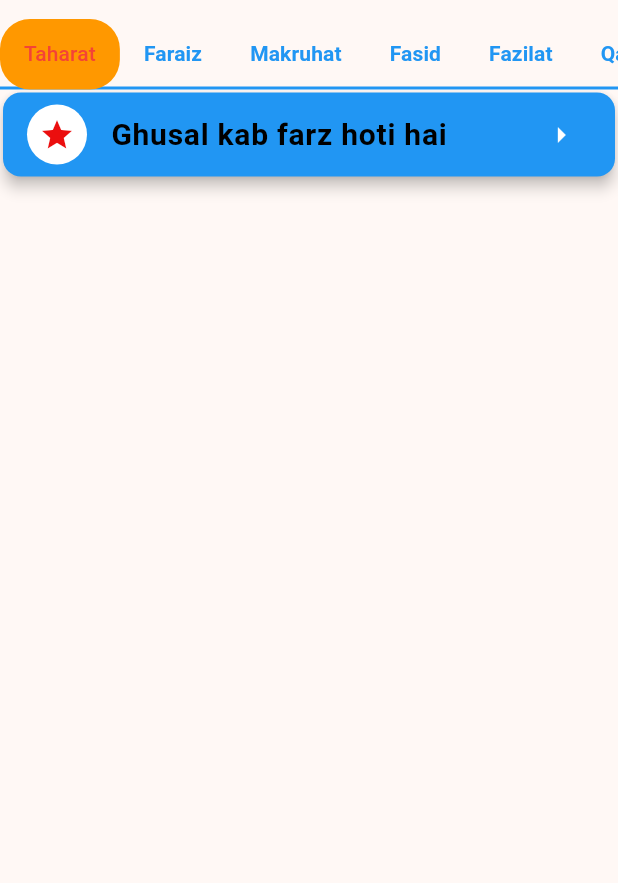
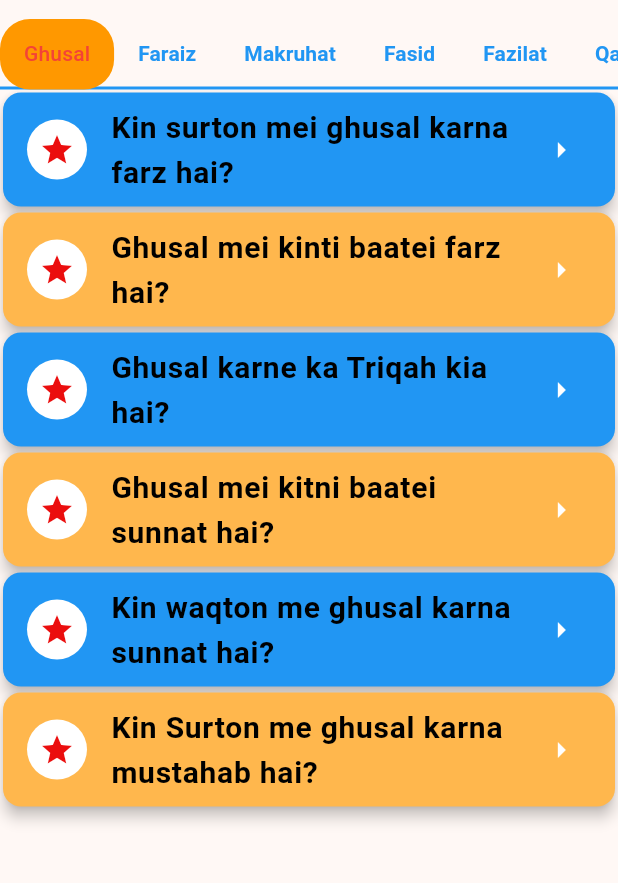
Before and after one commit to shossain786/tasbih, a Flutter app: the NamaazScreen screen opened by its route, on a phone screen of 412 x 824 dp, the part 65-948 px from its top. Run offline on Flutter 3.47's test engine with Material 3 defaults, Android fonts, the light colour scheme and no system bars; our stand-ins replace shared_preferences; missing offline and left inert: flutter_islamic_icons, flutter_vibrate; accounts and stored records are empty.

Commit message:
json updated

```diff
--- a/assets/json_files/namaaz.json
+++ b/assets/json_files/namaaz.json
@@ -1,11 +1,42 @@
 {
     "items" :[
         {
-            "topic": "Taharat",
-            "sawal": "Ghusal kab farz hoti hai",
-            "jawab": "Jawab1",
-            "hawala": "hawala"
-        }, {
+            "topic": "Ghusal",
+            "sawal": "Kin surton mei ghusal karna farz hai?",
+            "jawab": "\t1. Mani ka apni jagah se shohobat ke sath juda ho kar aaza(sharm gah) se nikalna. \n\t2. Ehtelaam \n\t3. Hashfah yaani sar zakar(sharam gah) ka aurat ke aage ya piche ya mard ke piche dakhil hona dono par ghusal farz karta hai. \n\t4. Haiz se faarig hona. \n\t5. Nifaas ka khatam hona.",
+            "hawala": "انوار شريعت"
+        },
+        {
+            "topic": "Ghusal",
+            "sawal": "Ghusal mei kinti baatei farz hai?",
+            "jawab": "Ghusal me tin baatei farz hai- \n\t\t1. Kulli karna. \n\t\t2. Naak me paani dalna. \n\t 3. Tamaam Zahiri badan par sar se paaon tak paani bahana",
+            "hawala": "انوار شريعت, درمختار، ج:۱"
+        },
+        {
+            "topic": "Ghusal",
+            "sawal": "Ghusal karne ka Triqah kia hai?",
+            "jawab": "Ghusal karne ka Tariqah yeh hai ki pahle ghusal ki niyyat kar ke dono haat gatto tak tin baar dhoe. Fir istinja ki jagah dhoe. Uss ke baad badan par agar kahi najasat haqiqi yaani peshab ya pakhana wageirah ho to use dur kare. Fir namaaz jaisa wuzu kare magar paon na dhoe. Haan agar chauki(chair) ya patthar wageirah unchi cheez par nahaye to paaon bhi dho le. \n Iss ke baad badan par tel(oil) ki tarah paani chadhaye. Fir tin baar daine kandhe(right shoulder) paani bahaye, aur fir tin bar baayen kandhe(left shoulder) par, fir sar par. \n Aur tamaam badan par tin baar paani bahaye. Tamaam badan par hath phere aur mal-le(rubbing). Phir nahane ke baad fauran kapdhe pahenle.",
+            "hawala": "فتاویٰ عالمگيری,انوار شريعت"
+        },
+        {
+            "topic": "Ghusal",
+            "sawal": "Ghusal mei kitni baatei sunnat hai?",
+            "jawab": "Ghusal mei ye baatei sunnat hai: \n 1: Ghusal ki niyyat karna, \n2: Dono hathon ko gatto tak tin baar dhona. \n3: Istinja ki jagah dhona. \n4: Badan par jahan kahi najaasat ho use dur karna. \n5: Namaaz jaisa wuzu karna, \n6: Badan par teil ki tarah paani chadhana. \n7: Daine maudhe fir baaien maudhe fir sar par aur tamaam badan par tin baar paani bahana. \n8: Tamaam badan par haath pherna aur meilna(rubbing) \n9: Nahane me qiblah rukh na hona. Aur kapdha pahan kar nahata ho to koi harj nahi. \n10: Aisi jagah nahana ki koi na dekhe. \n11: nahate waqat kisi qisam ka kalam na ka karna. \n12: Koi dua na padhna. \n13: Auraton ko baith kar nahana. \n14: Nahane k baad fauran kapdha pahen lena.",
+            "hawala": "فتاویٰ عالمگيری,انوار شريعت"
+        },
+        {
+            "topic": "Ghusal",
+            "sawal": "Kin waqton me ghusal karna sunnat hai?",
+            "jawab": "Juma, Eid, Baqara eid, Aarafa ke din, aur ahraam bandhte waqt",
+            "hawala": "فتاویٰ عالمگيری,انوار شريعت"
+        },
+        {
+            "topic": "Ghusal",
+            "sawal": "Kin Surton me ghusal karna mustahab hai?",
+            "jawab": "Waquf e aarafa, Waquf e muzdalfa, Hazir e haram, Hazir e sarkare do aalam (صلی اللہ تعالی علیہ وسلم), Tawaf, dakhil e Mina tino jamron par kankaria marne ke lie. Shab e barat, Shab e qadar, aarafah ki raat, Majlis e milaad sharif, aur digar majlis khair ki haŻiri ke lie, Murdah nahlane ke baad, Majnun ko junun jane ke baad, ghashi se afaqah ke baad, nasha jaate rahne ke baad, gunahon se tauba karne ke lie, naya kapdha pahenne ke lie, safar se wapis ke baad, istehaza bandh hone ke baad, namaaz kasuf khusuf, istasqa, khauf, taariki aur sakht andhi ke lie, badan par najasat lagi ho aur ye na malum ho ki kis jagah hai.\n - In sab surton me ghusal karna mustahab hai.\n\t. NB: 1. Ghutna khol kar logon ke saamne nahaana sakht gunah aur haraam hai. \n\t2. Najis kapdha pahenkar ghusal na kare. Aur agar dusra paak kapdha na ho to usiko paak karle.",
+            "hawala": "انوار شريعت"
+        },
+        {
             "topic": "Faraiz",
             "sawal": "Namaz me kitne faraiz hai?",
             "jawab": "Namaz me 7 faraiz hai.",
```
Also changed, not shown: lib/screens/namaz/namaz_details.dart (+40 -7 lines).
